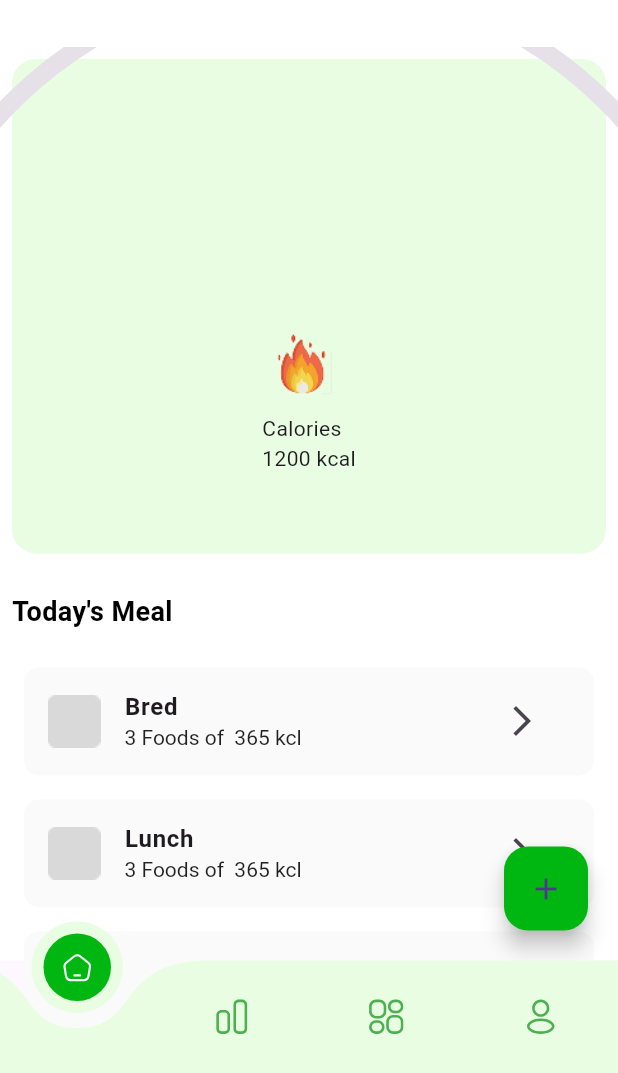
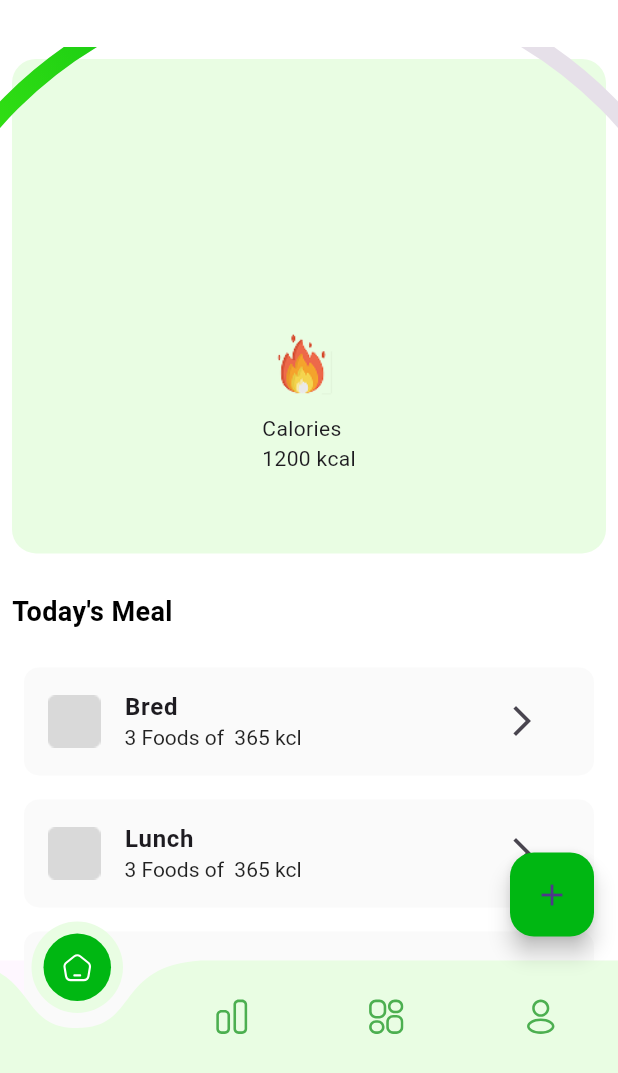
Before and after one commit to KashanMuhammad/FitLife, a Flutter app: the screen it shows after launch, on a phone screen of 412 x 824 dp, the part 163-1236 px from its top. Run offline on Flutter 3.47's test engine with Material 3 defaults, Android fonts, the phone set to English and light mode, and no system bars; drawn by our look-alikes of curved_navigation_bar, syncfusion_flutter_gauges; our stand-ins replace firebase_core, flutter_svg; accounts and stored records are empty.

Commit message:
Finalized the static UI of HomeScreen

```diff
--- a/fitlife_app/lib/home_screen.dart
+++ b/fitlife_app/lib/home_screen.dart
@@ -20,12 +20,121 @@ class _HomeTabContentState extends State<HomeScreen> {
   Widget build(BuildContext context) {
     final screenSize = MediaQuery.of(context).size;
 
-    return  Stack(
-      children: [
-        SingleChildScrollView(
+    return SingleChildScrollView(
       child: Column(
         children: [
-              Padding(
+          buildCaloriesGraph(screenSize),
+          SizedBox(height: 10),
+          CustomText(text: "Today's Meal"),
+          buildTodaysMeal(),
+          CustomText(text: "Cheat Meal"),
+          buildCheatMeal(),
+          CustomText(text: "Activity"),
+          buildActivity(),
+          CustomText(text: "Fasting"),
+          buildFasting(),
+          SizedBox(height: 80),
+          // Add spacing so last item isn't hidden behind FAB
+        ],
+      ),
+    );
+  }
+
+  Padding buildFasting() {
+    return Padding(
+      padding: const EdgeInsets.all(8.0),
+      child: ListView.builder(
+        shrinkWrap: true,
+        physics: NeverScrollableScrollPhysics(),
+        itemCount: fasting.length,
+        itemBuilder: (context, index) {
+          return CustomListTile(
+            title: fasting[index],
+            leading: Image.asset("assets/images/rectangle.png"),
+            subtitle: "12 hrs",
+            trailing: IconButton(
+              onPressed: () {},
+              icon: Icon(Icons.arrow_forward_ios),
+            ),
+            tileColor: Color(0xFFFAFAFA),
+          );
+        },
+      ),
+    );
+  }
+
+  Padding buildActivity() {
+    return Padding(
+      padding: const EdgeInsets.all(8.0),
+      child: ListView.builder(
+        shrinkWrap: true,
+        physics: NeverScrollableScrollPhysics(),
+        itemCount: activity.length,
+        itemBuilder: (context, index) {
+          return CustomListTile(
+            title: activity[index],
+            leading: Image.asset("assets/images/rectangle.png"),
+            subtitle: "-250 kcl   20 mins",
+            trailing: IconButton(
+              onPressed: () {},
+              icon: Icon(Icons.arrow_forward_ios),
+            ),
+            tileColor: Color(0xFFFAFAFA),
+          );
+        },
+      ),
+    );
+  }
+
+  Padding buildCheatMeal() {
+    return Padding(
+      padding: const EdgeInsets.all(8.0),
+      child: ListView.builder(
+        shrinkWrap: true,
+        physics: NeverScrollableScrollPhysics(),
+        itemCount: cheatMeal.length,
+        itemBuilder: (context, index) {
+          return CustomListTile(
+            title: cheatMeal[index],
+            leading: Image.asset("assets/images/rectangle.png"),
+            subtitle: "3 Foods of  365 kcl",
+            trailing: IconButton(
+              onPressed: () {},
+              icon: Icon(Icons.arrow_forward_ios),
+            ),
+            tileColor: Color(0xFFFAFAFA),
+          );
+        },
+      ),
+    );
+  }
+
+  Padding buildTodaysMeal() {
+    return Padding(
+      padding: const EdgeInsets.all(8.0),
+      child: ListView.builder(
+        itemCount: todaysMeal.length,
+        shrinkWrap: true,
+        physics: NeverScrollableScrollPhysics(),
+        itemBuilder: (context, index) {
+          return CustomListTile(
+            title: todaysMeal[index],
+            leading: Image.asset("assets/images/rectangle.png"),
+            subtitle: "3 Foods of  365 kcl",
+            onTap: () {},
+            trailing: IconButton(
+              onPressed: () {},
+              icon: Icon(Icons.arrow_forward_ios),
+            ),
+            tileColor: Color(0xFFFAFAFA),
+          );
+        },
+      ),
+    );
+  }
+
+  Padding buildCaloriesGraph(Size screenSize) {
+    return Padding(
       padding: const EdgeInsets.all(8.0),
       child: Container(
         height: screenSize.height * 0.4,
@@ -54,14 +163,10 @@ class _HomeTabContentState extends State<HomeScreen> {
                     radiusFactor: 2.8,
                     ranges: <GaugeRange>[
                       GaugeRange(
-
                         startValue: 0,
-                                  endValue: 0,
+                        endValue: 2000,
                         gradient: SweepGradient(
-                                    colors: [
-                                      Color(0xFF5AFF15),
-                                      Color(0xFF00B712)
-                                    ],
+                          colors: [Color(0xFF5AFF15), Color(0xFF00B712)],
                         ),
                         startWidth: 12,
                         endWidth: 12,
@@ -94,111 +199,6 @@ class _HomeTabContentState extends State<HomeScreen> {
           ],
         ),
       ),
-              ),
-              SizedBox(height: 10),
-              CustomText(text: "Today's Meal"),
-              Padding(
-                padding: const EdgeInsets.all(8.0),
-                child: ListView.builder(
-                  itemCount: todaysMeal.length,
-                  shrinkWrap: true,
-                  physics: NeverScrollableScrollPhysics(),
-                  itemBuilder: (context, index) {
-                    return CustomListTile(
-                      title: todaysMeal[index],
-                      leading: Image.asset("assets/images/rectangle.png"),
-                      subtitle: "3 Foods of  365 kcl",
-                      onTap: () {},
-                      trailing: IconButton(
-                        onPressed: () {},
-                        icon: Icon(Icons.arrow_forward_ios),
-                      ),
-                      tileColor: Color(0xFFFAFAFA),
-                    );
-                  },
-                ),
-              ),
-              CustomText(text: "Cheat Meal"),
-              Padding(
-                padding: const EdgeInsets.all(8.0),
-                child: ListView.builder(
-                  shrinkWrap: true,
-                  physics: NeverScrollableScrollPhysics(),
-                  itemCount: cheatMeal.length,
-                  itemBuilder: (context, index) {
-                    return CustomListTile(
-                      title: cheatMeal[index],
-                      leading: Image.asset("assets/images/rectangle.png"),
-                      subtitle: "3 Foods of  365 kcl",
-                      trailing: IconButton(
-                        onPressed: () {},
-                        icon: Icon(Icons.arrow_forward_ios),
-                      ),
-                      tileColor: Color(0xFFFAFAFA),
-                    );
-                  },
-                ),
-              ),
-              CustomText(text: "Activity"),
-              Padding(
-                padding: const EdgeInsets.all(8.0),
-                child: ListView.builder(
-                  shrinkWrap: true,
-                  physics: NeverScrollableScrollPhysics(),
-                  itemCount: activity.length,
-                  itemBuilder: (context, index) {
-                    return CustomListTile(
-                      title: activity[index],
-                      leading: Image.asset("assets/images/rectangle.png"),
-                      subtitle: "-250 kcl   20 mins",
-                      trailing: IconButton(
-                        onPressed: () {},
-                        icon: Icon(Icons.arrow_forward_ios),
-                      ),
-                      tileColor: Color(0xFFFAFAFA),
-                    );
-                  },
-                ),
-              ),
-              CustomText(text: "Fasting"),
-              Padding(
-                padding: const EdgeInsets.all(8.0),
-                child: ListView.builder(
-                  shrinkWrap: true,
-                  physics: NeverScrollableScrollPhysics(),
-                  itemCount: fasting.length,
-                  itemBuilder: (context, index) {
-                    return CustomListTile(
-                      title: fasting[index],
-                      leading: Image.asset("assets/images/rectangle.png"),
-                      subtitle: "12 hrs",
-                      trailing: IconButton(
-                        onPressed: () {},
-                        icon: Icon(Icons.arrow_forward_ios),
-                      ),
-                      tileColor: Color(0xFFFAFAFA),
-                    );
-                  },
-                ),
-              ),
-              SizedBox(height: 80), // Add spacing so last item isn't hidden behind FAB
-            ],
-          ),
-        ),
-
-        // FAB fixed at bottom right
-        Positioned(
-          bottom: 20,
-          right: 20,
-          child: FloatingActionButton(
-            onPressed: () {
-              // Your FAB action
-            },
-            backgroundColor:  Color(0xFF00B712),
-            child: Icon(Icons.add),
-          ),
-        ),
-      ],
     );
   }
 }
--- a/fitlife_app/lib/main.dart
+++ b/fitlife_app/lib/main.dart
@@ -1,5 +1,5 @@
 import 'package:firebase_core/firebase_core.dart';
-import 'package:fitlife_app/home_screen.dart';
+//import 'package:fitlife_app/home_screen.dart';
 import 'package:flutter/material.dart';
 
 import 'main_screen.dart';
--- a/fitlife_app/lib/main_screen.dart
+++ b/fitlife_app/lib/main_screen.dart
@@ -143,6 +143,13 @@ class _HomeScreenState extends State<MainScreen> {
           });
         },
       ),
+      floatingActionButton: FloatingActionButton(onPressed: (){
+
+      },
+      child: Icon(Icons.add),
+      backgroundColor: Color(0xFF00B712),
+      ),
+
     );
   }
 }
```
Lines whose indentation alone changed are shown as unchanged.
